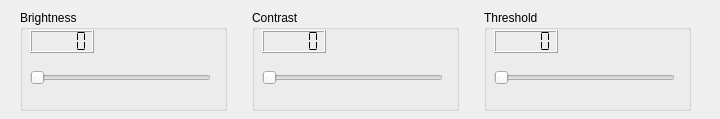
gablab/murfi2, file src/frontend/FrToolsPanel/FrLowPanel.ui: the form before one commit.
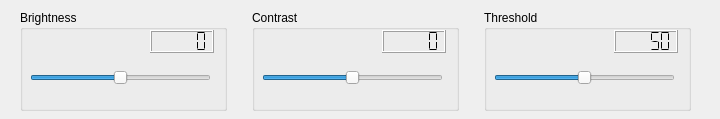
The form after the commit.

Diff of the .ui file:
```diff
--- a/src/frontend/FrToolsPanel/FrLowPanel.ui
+++ b/src/frontend/FrToolsPanel/FrLowPanel.ui
@@ -39,6 +39,9 @@
          <height>16</height>
         </rect>
        </property>
+       <property name="minimum" >
+        <number>-100</number>
+       </property>
        <property name="maximum" >
         <number>100</number>
        </property>
@@ -49,7 +52,7 @@
       <widget class="QLCDNumber" name="lcdBrightness" >
        <property name="geometry" >
         <rect>
-         <x>10</x>
+         <x>130</x>
          <y>20</y>
          <width>64</width>
          <height>23</height>
@@ -75,17 +78,23 @@
          <height>16</height>
         </rect>
        </property>
+       <property name="minimum" >
+        <number>-100</number>
+       </property>
        <property name="maximum" >
         <number>100</number>
        </property>
        <property name="orientation" >
         <enum>Qt::Horizontal</enum>
        </property>
+       <property name="tickPosition" >
+        <enum>QSlider::NoTicks</enum>
+       </property>
       </widget>
       <widget class="QLCDNumber" name="lcdContrast" >
        <property name="geometry" >
         <rect>
-         <x>10</x>
+         <x>130</x>
          <y>20</y>
          <width>64</width>
          <height>23</height>
@@ -114,6 +123,9 @@
        <property name="maximum" >
         <number>100</number>
        </property>
+       <property name="value" >
+        <number>50</number>
+       </property>
        <property name="orientation" >
         <enum>Qt::Horizontal</enum>
        </property>
@@ -121,7 +133,7 @@
       <widget class="QLCDNumber" name="lcdThreshold" >
        <property name="geometry" >
         <rect>
-         <x>10</x>
+         <x>130</x>
          <y>20</y>
          <width>64</width>
          <height>23</height>
@@ -130,6 +142,9 @@
        <property name="segmentStyle" >
         <enum>QLCDNumber::Flat</enum>
        </property>
+       <property name="intValue" stdset="0" >
+        <number>50</number>
+       </property>
       </widget>
      </widget>
     </item>
```
